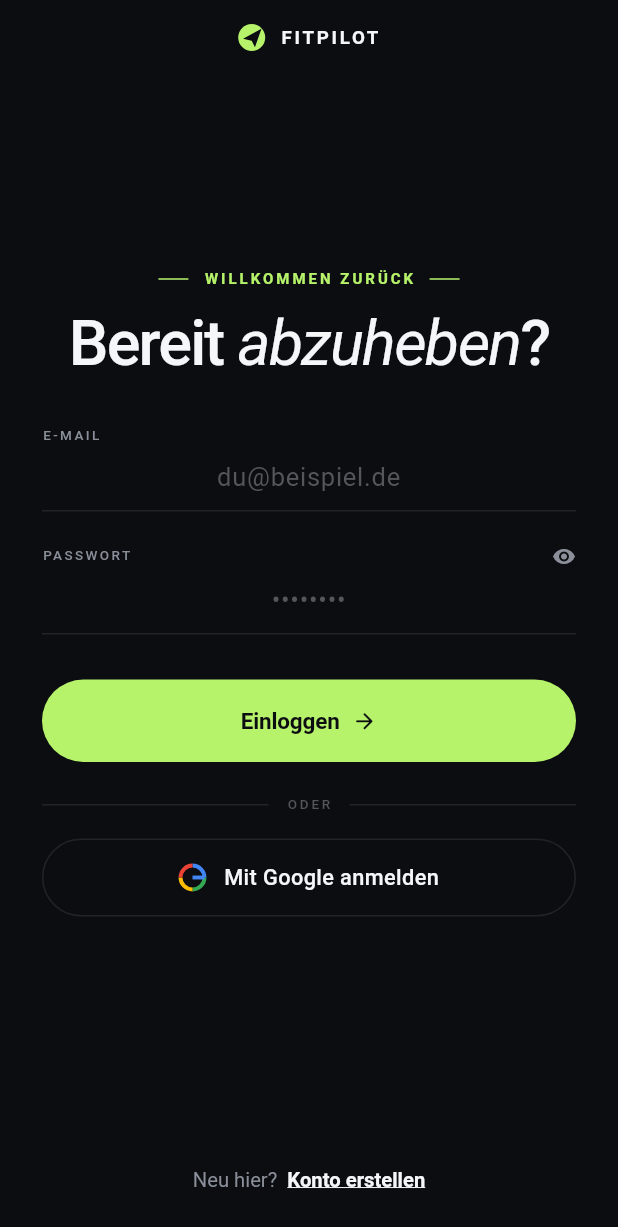
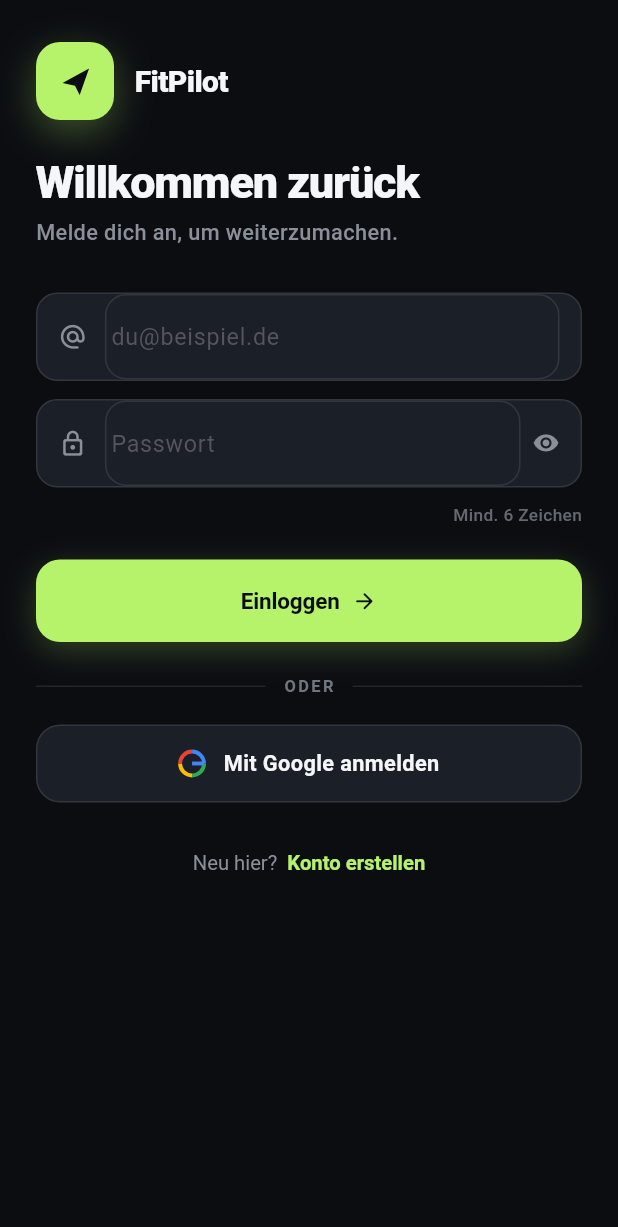
Before and after one commit to mxritzgit/shiftfit, a Flutter app: the screen it shows after launch, on a phone screen of 412 x 824 dp. Shown: the top 1227 px of the screen. Run offline on Flutter 3.47's test engine with Material 3 defaults, Android fonts, the phone set to English and light mode, and no system bars; our stand-ins replace image_picker, supabase_flutter; missing offline and left inert: health, mobile_scanner; accounts and stored records are empty; Roboto replaces fonts that are missing (Georgia, Roboto Mono).

Commit message:
refactor(auth): cleaneres, professionelleres Login/Register
- Layout in der App-Bildsprache statt editorial: Lime-Badge + Wordmark,
  klare Headline/Subline links statt serif-italic Zentrierung.
- Felder boxed auf surfaceSoft, links-ausgerichtet mit Leading-Icon und
  Lime-Fokus-Rahmen statt zentrierter Underline-Inputs (fuehlt sich
  vertrauter/professioneller an).
- Lime-Pill-CTA mit weichem Glow, Google-Pill auf surfaceSoft, dezenter
  ODER-Divider, Inline-Notes als Card.
- Form-Logik unveraendert; alle Test-Keys/Texte erhalten (screen-auth,
  auth-hero, auth-google-oauth, "Mit Google anmelden", "Einloggen",
  auth-name/email/password-field, auth-submit, auth-toggle-register).

Co-Authored-By: Claude Opus 4.7 <noreply@anthropic.com>

```diff
--- a/lib/src/screens/auth_screen.dart
+++ b/lib/src/screens/auth_screen.dart
@@ -5,10 +5,10 @@ import 'package:flutter/material.dart';
 import '../auth/auth_repository.dart';
 import '../theme/app_colors.dart';
 
-/// FitPilot Auth-Screen. Editorial Komposition: Wordmark oben, zentrierte
-/// Eyebrow-Headline mit serif-italic Kontrast-Wort, Underline-Inputs mit
-/// zentriertem Text, Pill-Buttons, mono "ODER"-Divider. Single-Screen mit
-/// _isRegister-Toggle (Form-Logik unveraendert).
+/// FitPilot Auth-Screen. Cleanes, professionelles Layout in der App-Bildsprache:
+/// Lime-Badge + Wordmark, klare Headline/Subline, links-ausgerichtete Felder
+/// mit Leading-Icon (auf surfaceSoft, abgerundet), Lime-Pill-CTA, Google-OAuth,
+/// Mode-Footer. Single-Screen mit _isRegister-Toggle (Form-Logik unverändert).
 class AuthScreen extends StatefulWidget {
   const AuthScreen({super.key, required this.authRepository});
 
@@ -18,12 +18,9 @@ class AuthScreen extends StatefulWidget {
   State<AuthScreen> createState() => _AuthScreenState();
 }
 
-// Lokale Design-Tokens. Nutzen unsere Theme-Farben + ein paar extra
-// Tones (dimmer Placeholder, solid Line) die nur hier auf der Auth-Page
-// gebraucht werden.
-const _line = Color(0xFF232327);
+// Lokale Tokens: dimmer Placeholder + Text auf der Lime-Pill.
 const _dim = Color(0xFF55555C);
-const _ink = bg; // Text auf Lime-Pill
+const _ink = bg;
 
 class _AuthScreenState extends State<AuthScreen> {
   final _nameController = TextEditingController();
@@ -144,28 +141,13 @@ class _AuthScreenState extends State<AuthScreen> {
       key: const ValueKey('screen-auth'),
       backgroundColor: bg,
       body: SafeArea(
-        child: LayoutBuilder(
-          builder: (context, constraints) {
-            return SingleChildScrollView(
-              child: ConstrainedBox(
-                constraints: BoxConstraints(minHeight: constraints.maxHeight),
-                child: IntrinsicHeight(
-                  child: Padding(
-                    padding: const EdgeInsets.fromLTRB(28, 16, 28, 24),
+        child: SingleChildScrollView(
+          padding: const EdgeInsets.fromLTRB(24, 28, 24, 28),
           child: Column(
-                      crossAxisAlignment: CrossAxisAlignment.center,
+            crossAxisAlignment: CrossAxisAlignment.stretch,
             children: [
-                        const _Wordmark(),
-                        const Spacer(),
-                        _HeroHeadline(
-                          eyebrow: _isRegister
-                              ? 'KONTO ERSTELLEN'
-                              : 'WILLKOMMEN ZURÜCK',
-                          lineA: _isRegister ? 'Starte' : 'Bereit',
-                          italic: _isRegister ? 'durch' : 'abzuheben',
-                          lineB: _isRegister ? '.' : '?',
-                        ),
-                        const SizedBox(height: 32),
+              _AuthHero(isRegister: _isRegister),
+              const SizedBox(height: 30),
               _EmailForm(
                 isRegister: _isRegister,
                 loading: _loading,
@@ -183,26 +165,16 @@ class _AuthScreenState extends State<AuthScreen> {
               ),
               const SizedBox(height: 22),
               const _OrDivider(),
-                        const SizedBox(height: 16),
+              const SizedBox(height: 18),
               _GoogleButton(
                 enabled: !_busy,
                 loading: _oauthLoading == FitPilotOAuthProvider.google,
-                          onTap: () =>
-                              _startOAuth(FitPilotOAuthProvider.google),
+                onTap: () => _startOAuth(FitPilotOAuthProvider.google),
               ),
-                        const Spacer(),
-                        const SizedBox(height: 16),
-                        _ModeFooter(
-                          isRegister: _isRegister,
-                          onChanged: _setMode,
-                        ),
+              const SizedBox(height: 26),
+              _ModeFooter(isRegister: _isRegister, onChanged: _setMode),
             ],
           ),
-                  ),
-                ),
-              ),
-            );
-          },
         ),
       ),
     );
@@ -210,34 +182,77 @@ class _AuthScreenState extends State<AuthScreen> {
 }
 
 // ═════════════════════════════════════════════════════════════════════
-// Wordmark — Paper-Plane Glyph in lime Kreis + Caps-Lock Wordmark
+// Hero — Lime-Badge mit Paper-Plane, Wordmark, Headline + Subline
 // ═════════════════════════════════════════════════════════════════════
 
-class _Wordmark extends StatelessWidget {
-  const _Wordmark();
+class _AuthHero extends StatelessWidget {
+  const _AuthHero({required this.isRegister});
+
+  final bool isRegister;
 
   @override
   Widget build(BuildContext context) {
-    return Row(
-      mainAxisSize: MainAxisSize.min,
+    return Column(
+      key: const ValueKey('auth-hero'),
+      crossAxisAlignment: CrossAxisAlignment.start,
+      children: [
+        Row(
           children: [
             Container(
-          width: 18,
-          height: 18,
-          decoration: const BoxDecoration(
+              width: 52,
+              height: 52,
+              decoration: BoxDecoration(
                 color: lime,
-            shape: BoxShape.circle,
+                borderRadius: BorderRadius.circular(16),
+                boxShadow: [
+                  BoxShadow(
+                    color: lime.withValues(alpha: 0.30),
+                    blurRadius: 22,
+                    offset: const Offset(0, 8),
                   ),
-          child: const CustomPaint(painter: _PaperPlanePainter()),
+                ],
               ),
-        const SizedBox(width: 10),
+              child: const Center(
+                child: SizedBox(
+                  width: 26,
+                  height: 26,
+                  child: CustomPaint(painter: _PaperPlanePainter()),
+                ),
+              ),
+            ),
+            const SizedBox(width: 14),
             const Text(
-          'FITPILOT',
+              'FitPilot',
               style: TextStyle(
-            fontSize: 12.5,
-            fontWeight: FontWeight.w700,
-            letterSpacing: 1.8,
+                fontSize: 20,
+                fontWeight: FontWeight.w800,
+                letterSpacing: -0.4,
                 color: textPrimary,
+              ),
+            ),
+          ],
+        ),
+        const SizedBox(height: 26),
+        Text(
+          isRegister ? 'Konto erstellen' : 'Willkommen zurück',
+          style: const TextStyle(
+            fontSize: 30,
+            fontWeight: FontWeight.w800,
+            letterSpacing: -0.8,
+            height: 1.05,
+            color: textPrimary,
+          ),
+        ),
+        const SizedBox(height: 8),
+        Text(
+          isRegister
+              ? 'Erstelle dein Konto und leg direkt los.'
+              : 'Melde dich an, um weiterzumachen.',
+          style: const TextStyle(
+            color: textMuted,
+            fontSize: 14.5,
+            height: 1.4,
+            fontWeight: FontWeight.w500,
           ),
         ),
       ],
@@ -267,86 +282,13 @@ class _PaperPlanePainter extends CustomPainter {
 }
 
 // ═════════════════════════════════════════════════════════════════════
-// Hero — Eyebrow mit Hairlines + serif-italic Kontrast-Wort
+// Auth-Field — boxed, links-ausgerichtet, Leading-Icon, Lime-Fokus
 // ═════════════════════════════════════════════════════════════════════
 
-class _HeroHeadline extends StatelessWidget {
-  const _HeroHeadline({
-    required this.eyebrow,
-    required this.lineA,
-    required this.italic,
-    required this.lineB,
-  });
-  final String eyebrow, lineA, italic, lineB;
-
-  @override
-  Widget build(BuildContext context) {
-    const size = 42.0;
-    return Column(
-      key: const ValueKey('auth-hero'),
-      crossAxisAlignment: CrossAxisAlignment.center,
-      children: [
-        Row(
-          mainAxisAlignment: MainAxisAlignment.center,
-          children: [
-            Container(width: 20, height: 1, color: lime),
-            const SizedBox(width: 10),
-            Text(
-              eyebrow,
-              style: const TextStyle(
-                fontFamily: 'Roboto Mono',
-                fontSize: 10,
-                color: lime,
-                letterSpacing: 2,
-                fontWeight: FontWeight.w600,
-              ),
-            ),
-            const SizedBox(width: 10),
-            Container(width: 20, height: 1, color: lime),
-          ],
-        ),
-        const SizedBox(height: 16),
-        RichText(
-          textAlign: TextAlign.center,
-          text: TextSpan(
-            style: const TextStyle(
-              fontSize: size,
-              height: 1.02,
-              letterSpacing: -size * 0.03,
-              fontWeight: FontWeight.w500,
-              color: textPrimary,
-            ),
-            children: [
-              TextSpan(text: '$lineA '),
-              TextSpan(
-                text: italic,
-                style: const TextStyle(
-                  fontFamily: 'Georgia',
-                  fontSize: size,
-                  height: 1.02,
-                  letterSpacing: -size * 0.03,
-                  fontWeight: FontWeight.w400,
-                  fontStyle: FontStyle.italic,
-                  color: textPrimary,
-                ),
-              ),
-              TextSpan(text: lineB),
-            ],
-          ),
-        ),
-      ],
-    );
-  }
-}
-
-// ═════════════════════════════════════════════════════════════════════
-// Underline-Field — Mono-Label, zentrierter Input, dünner Underline
-// ═════════════════════════════════════════════════════════════════════
-
-class _UnderlineField extends StatefulWidget {
-  const _UnderlineField({
+class _AuthField extends StatefulWidget {
+  const _AuthField({
     required this.fieldKey,
-    required this.label,
+    required this.icon,
     required this.hint,
     required this.controller,
     this.enabled = true,
@@ -359,7 +301,7 @@ class _UnderlineField extends StatefulWidget {
   });
 
   final Key fieldKey;
-  final String label;
+  final IconData icon;
   final String hint;
   final TextEditingController controller;
   final bool enabled;
@@ -371,10 +313,10 @@ class _UnderlineField extends StatefulWidget {
   final Widget? trailing;
 
   @override
-  State<_UnderlineField> createState() => _UnderlineFieldState();
+  State<_AuthField> createState() => _AuthFieldState();
 }
 
-class _UnderlineFieldState extends State<_UnderlineField> {
+class _AuthFieldState extends State<_AuthField> {
   final _focus = FocusNode();
 
   @override
@@ -391,28 +333,24 @@ class _UnderlineFieldState extends State<_UnderlineField> {
 
   @override
   Widget build(BuildContext context) {
-    return Column(
-      crossAxisAlignment: CrossAxisAlignment.stretch,
-      children: [
-        Row(
-          children: [
-            Expanded(
-              child: Text(
-                widget.label,
-                style: const TextStyle(
-                  fontFamily: 'Roboto Mono',
-                  fontSize: 9,
-                  color: textMuted,
-                  letterSpacing: 1.6,
-                  fontWeight: FontWeight.w500,
+    final focused = _focus.hasFocus;
+    return AnimatedContainer(
+      duration: const Duration(milliseconds: 160),
+      padding: const EdgeInsets.symmetric(horizontal: 14),
+      decoration: BoxDecoration(
+        color: surfaceSoft,
+        borderRadius: BorderRadius.circular(14),
+        border: Border.all(
+          color: focused ? lime : hairline,
+          width: focused ? 1.4 : 1,
         ),
       ),
-            ),
-            if (widget.trailing != null) widget.trailing!,
-          ],
-        ),
-        const SizedBox(height: 8),
-        TextField(
+      child: Row(
+        children: [
+          Icon(widget.icon, size: 19, color: focused ? lime : textMuted),
+          const SizedBox(width: 12),
+          Expanded(
+            child: TextField(
               key: widget.fieldKey,
               controller: widget.controller,
               focusNode: _focus,
@@ -422,42 +360,35 @@ class _UnderlineFieldState extends State<_UnderlineField> {
               textInputAction: widget.textInputAction,
               autofillHints: widget.autofillHints,
               onSubmitted: widget.onSubmitted,
-          textAlign: TextAlign.center,
               cursorColor: lime,
-          cursorWidth: 1.5,
+              cursorWidth: 1.6,
               style: const TextStyle(
-            fontSize: 17,
+                fontSize: 15.5,
                 color: textPrimary,
-            fontWeight: FontWeight.w400,
+                fontWeight: FontWeight.w500,
               ),
               decoration: InputDecoration(
+                isCollapsed: true,
+                border: InputBorder.none,
+                contentPadding: const EdgeInsets.symmetric(vertical: 17),
                 hintText: widget.hint,
                 hintStyle: const TextStyle(
-              fontSize: 17,
+                  fontSize: 15.5,
                   color: _dim,
-            ),
-            isDense: true,
-            filled: false,
-            contentPadding: const EdgeInsets.only(bottom: 10),
-            enabledBorder: const UnderlineInputBorder(
-              borderSide: BorderSide(color: _line, width: 1),
-            ),
-            focusedBorder: const UnderlineInputBorder(
-              borderSide: BorderSide(color: lime, width: 1),
-            ),
-            disabledBorder: const UnderlineInputBorder(
-              borderSide: BorderSide(color: _line, width: 1),
+                  fontWeight: FontWeight.w400,
                 ),
               ),
             ),
+          ),
+          if (widget.trailing != null) widget.trailing!,
         ],
+      ),
     );
   }
 }
 
 // ═════════════════════════════════════════════════════════════════════
-// Email-Form — Name (nur Register), Email, Password mit Eye-Toggle,
-// Inline Note bei Error/Message, Lime-Pill Submit
+// Email-Form — Name (nur Register), Email, Passwort + Eye, Note, CTA
 // ═════════════════════════════════════════════════════════════════════
 
 class _EmailForm extends StatelessWidget {
@@ -500,10 +431,10 @@ class _EmailForm extends StatelessWidget {
           child: isRegister
               ? Padding(
                   key: const ValueKey('name-field-wrap'),
-                  padding: const EdgeInsets.only(bottom: 22),
-                  child: _UnderlineField(
+                  padding: const EdgeInsets.only(bottom: 12),
+                  child: _AuthField(
                     fieldKey: const ValueKey('auth-name-field'),
-                    label: 'NAME',
+                    icon: Icons.person_outline_rounded,
                     hint: 'Dein Name',
                     controller: nameController,
                     enabled: !busy,
@@ -513,9 +444,9 @@ class _EmailForm extends StatelessWidget {
                 )
               : const SizedBox.shrink(key: ValueKey('no-name-field')),
         ),
-        _UnderlineField(
+        _AuthField(
           fieldKey: const ValueKey('auth-email-field'),
-          label: 'E-MAIL',
+          icon: Icons.alternate_email_rounded,
           hint: 'du@beispiel.de',
           controller: emailController,
           enabled: !busy,
@@ -523,11 +454,11 @@ class _EmailForm extends StatelessWidget {
           textInputAction: TextInputAction.next,
           autofillHints: const [AutofillHints.email],
         ),
-        const SizedBox(height: 22),
-        _UnderlineField(
+        const SizedBox(height: 12),
+        _AuthField(
           fieldKey: const ValueKey('auth-password-field'),
-          label: 'PASSWORT',
-          hint: '••••••••',
+          icon: Icons.lock_outline_rounded,
+          hint: 'Passwort',
           controller: passwordController,
           enabled: !busy,
           obscure: !passwordVisible,
@@ -539,27 +470,42 @@ class _EmailForm extends StatelessWidget {
           trailing: GestureDetector(
             key: const ValueKey('auth-toggle-password'),
             onTap: busy ? null : onTogglePassword,
+            behavior: HitTestBehavior.opaque,
             child: Padding(
               padding: const EdgeInsets.only(left: 8),
               child: Icon(
                 passwordVisible
                     ? Icons.visibility_off_rounded
                     : Icons.visibility_rounded,
-                size: 16,
+                size: 18,
                 color: textMuted,
               ),
             ),
           ),
         ),
+        if (!isRegister) ...[
+          const SizedBox(height: 10),
+          Align(
+            alignment: Alignment.centerRight,
+            child: Text(
+              'Mind. 6 Zeichen',
+              style: TextStyle(
+                color: textMuted.withValues(alpha: 0.7),
+                fontSize: 11.5,
+                fontWeight: FontWeight.w500,
+              ),
+            ),
+          ),
+        ],
         if (error != null) ...[
-          const SizedBox(height: 16),
+          const SizedBox(height: 14),
           _InlineNote(text: error!, isError: true),
         ],
         if (message != null) ...[
-          const SizedBox(height: 16),
+          const SizedBox(height: 14),
           _InlineNote(text: message!, isError: false),
         ],
-        const SizedBox(height: 30),
+        const SizedBox(height: 22),
         _LimePill(
           buttonKey: const ValueKey('auth-submit'),
           label: isRegister ? 'Account erstellen' : 'Einloggen',
@@ -573,7 +519,7 @@ class _EmailForm extends StatelessWidget {
 }
 
 // ═════════════════════════════════════════════════════════════════════
-// Lime-Pill — Primary CTA, weiches Disabled-Surface
+// Lime-Pill — Primary CTA
 // ═════════════════════════════════════════════════════════════════════
 
 class _LimePill extends StatelessWidget {
@@ -604,7 +550,16 @@ class _LimePill extends StatelessWidget {
         padding: const EdgeInsets.symmetric(vertical: 17),
         decoration: BoxDecoration(
           color: disabled ? surface : lime,
-          borderRadius: BorderRadius.circular(999),
+          borderRadius: BorderRadius.circular(16),
+          boxShadow: disabled
+              ? null
+              : [
+                  BoxShadow(
+                    color: lime.withValues(alpha: 0.22),
+                    blurRadius: 18,
+                    offset: const Offset(0, 6),
+                  ),
+                ],
         ),
         child: Row(
           mainAxisAlignment: MainAxisAlignment.center,
@@ -618,17 +573,16 @@ class _LimePill extends StatelessWidget {
                   color: _ink,
                 ),
               )
-            else
+            else ...[
               Text(
                 label,
                 style: TextStyle(
                   fontSize: 15,
-                  fontWeight: FontWeight.w600,
+                  fontWeight: FontWeight.w700,
                   color: disabled ? textMuted : _ink,
                   letterSpacing: -0.1,
                 ),
               ),
-            if (!loading) ...[
               const SizedBox(width: 8),
               Icon(
                 Icons.arrow_forward_rounded,
@@ -670,8 +624,9 @@ class _GoogleButton extends StatelessWidget {
           width: double.infinity,
           padding: const EdgeInsets.symmetric(vertical: 15, horizontal: 18),
           decoration: BoxDecoration(
-            border: Border.all(color: _line),
-            borderRadius: BorderRadius.circular(999),
+            color: surfaceSoft,
+            border: Border.all(color: hairline),
+            borderRadius: BorderRadius.circular(16),
           ),
           child: Row(
             mainAxisAlignment: MainAxisAlignment.center,
@@ -689,7 +644,7 @@ class _GoogleButton extends StatelessWidget {
                 'Mit Google anmelden',
                 style: TextStyle(
                   fontSize: 14.5,
-                  fontWeight: FontWeight.w500,
+                  fontWeight: FontWeight.w600,
                   color: textPrimary,
                 ),
               ),
@@ -739,34 +694,33 @@ class _GoogleGPainter extends CustomPainter {
 }
 
 // ═════════════════════════════════════════════════════════════════════
-// ODER-Divider — Mono Caps, hauchdünne Lines
+// ODER-Divider
 // ═════════════════════════════════════════════════════════════════════
 
 class _OrDivider extends StatelessWidget {
   const _OrDivider();
   @override
   Widget build(BuildContext context) {
-    return Row(children: const [
-      Expanded(child: Divider(color: _line, height: 1)),
-      SizedBox(width: 12),
+    return Row(children: [
+      const Expanded(child: Divider(color: hairline, height: 1)),
+      const SizedBox(width: 12),
       Text(
         'ODER',
         style: TextStyle(
-          fontFamily: 'Roboto Mono',
-          fontSize: 9,
-          color: _dim,
-          letterSpacing: 1.8,
-          fontWeight: FontWeight.w500,
+          fontSize: 11,
+          color: textMuted.withValues(alpha: 0.8),
+          letterSpacing: 1.6,
+          fontWeight: FontWeight.w600,
         ),
       ),
-      SizedBox(width: 12),
-      Expanded(child: Divider(color: _line, height: 1)),
+      const SizedBox(width: 12),
+      const Expanded(child: Divider(color: hairline, height: 1)),
     ]);
   }
 }
 
 // ═════════════════════════════════════════════════════════════════════
-// Inline-Note — kleine Status-Zeile fuer Error/Message
+// Inline-Note — Status-Zeile für Error/Message
 // ═════════════════════════════════════════════════════════════════════
 
 class _InlineNote extends StatelessWidget {
@@ -778,18 +732,25 @@ class _InlineNote extends StatelessWidget {
   @override
   Widget build(BuildContext context) {
     final color = isError ? orange : lime;
-    return Row(
+    return Container(
       key: ValueKey(isError ? 'auth-error' : 'auth-message'),
+      padding: const EdgeInsets.all(12),
+      decoration: BoxDecoration(
+        color: color.withValues(alpha: 0.10),
+        borderRadius: BorderRadius.circular(12),
+        border: Border.all(color: color.withValues(alpha: 0.30)),
+      ),
+      child: Row(
         crossAxisAlignment: CrossAxisAlignment.start,
         children: [
           Icon(
             isError
                 ? Icons.error_outline_rounded
                 : Icons.check_circle_outline_rounded,
-          size: 14,
+            size: 15,
             color: color,
           ),
-        const SizedBox(width: 8),
+          const SizedBox(width: 9),
           Expanded(
             child: Text(
               text,
@@ -802,12 +763,13 @@ class _InlineNote extends StatelessWidget {
             ),
           ),
         ],
+      ),
     );
   }
 }
 
 // ═════════════════════════════════════════════════════════════════════
-// Footer — "Schon dabei? Anmelden" mit Underline-Action
+// Footer — Mode-Toggle
 // ═════════════════════════════════════════════════════════════════════
 
 class _ModeFooter extends StatelessWidget {
@@ -843,9 +805,8 @@ class _ModeFooter extends StatelessWidget {
                 text: cta,
                 style: const TextStyle(
                   fontSize: 13.5,
-                  color: textPrimary,
-                  fontWeight: FontWeight.w600,
-                  decoration: TextDecoration.underline,
+                  color: lime,
+                  fontWeight: FontWeight.w700,
                 ),
               ),
             ],
```
Lines whose indentation alone changed are shown as unchanged.
